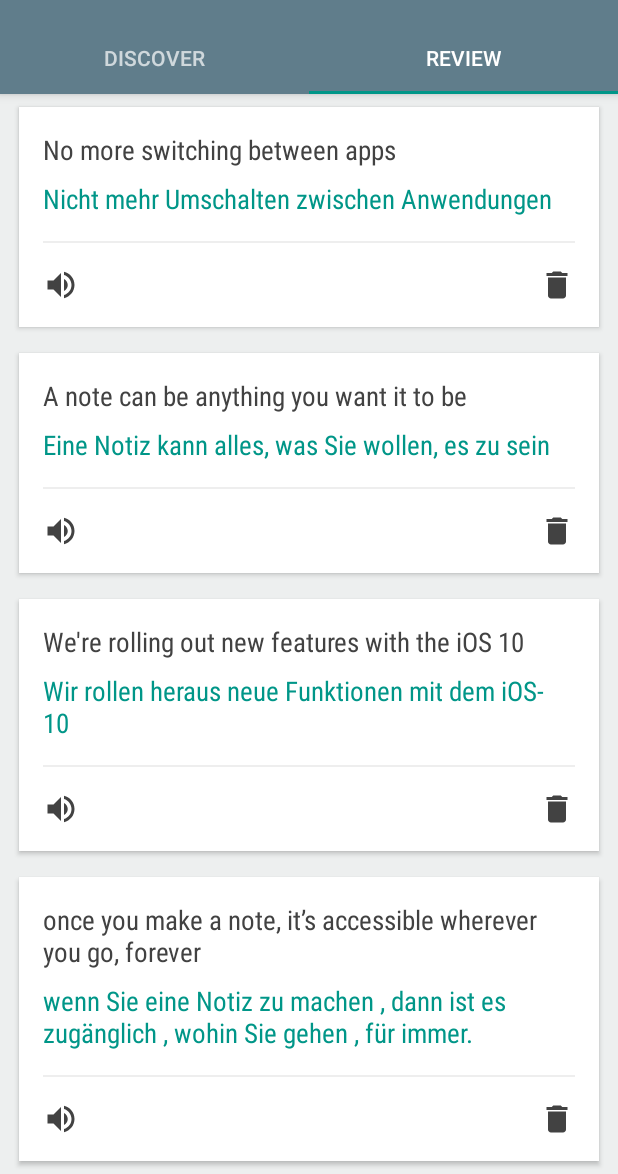
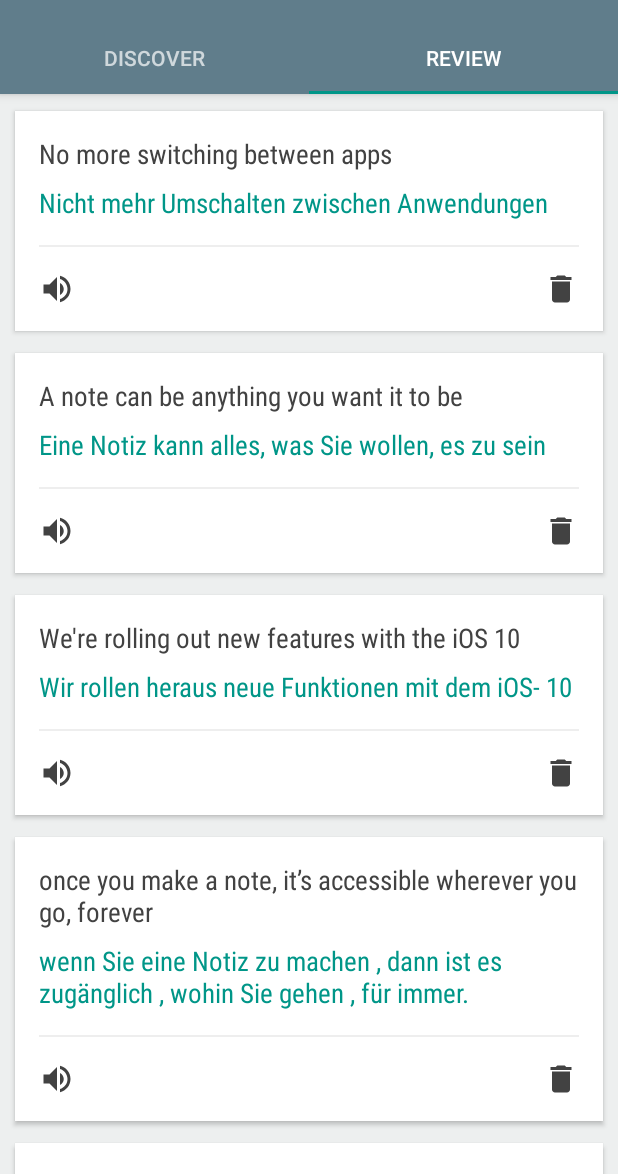
Before and after one commit to TheBoyMoe/translate-this-demo, an Android app: the screen it shows after launch (MainActivity), tab 2 chosen, on a phone screen of 412 x 824 dp, the part 62-1236 px from its top. Run offline under Robolectric (Android 15) with nearby library versions, the phone set to English and light mode, and no system bars; our stand-ins replace Timber; libraries missing offline, so code that uses them is left out: com.facebook.stetho; 2 statements that could not run were skipped.

Commit message:
udjust list item spacing. Check that presenter/model are not null on device rotation, prevent NPE. Retain ReviewFragment

```diff
--- a/app/src/main/java/com/example/translatethis/main/review/presenter/ReviewPresenter.java
+++ b/app/src/main/java/com/example/translatethis/main/review/presenter/ReviewPresenter.java
@@ -83,7 +83,11 @@ public class ReviewPresenter implements MainMVP.ProvidedPresenterOps, MainMVP.Re
 
     @Override
     public int getItemCount() {
-        return mModel.getItemCount();
+        // FIXME ?? check with original
+        if (mModel != null) { // NPE on device rotation
+            return mModel.getItemCount();
+        }
+        return 0;
     }
 
     @Override
@@ -120,9 +124,11 @@ public class ReviewPresenter implements MainMVP.ProvidedPresenterOps, MainMVP.Re
     @Override
     public void onDestroy(boolean isChangingConfiguration) {
         mView = null;
-        mModel.onDestroy(isChangingConfiguration); // forward to model
-        if (isChangingConfiguration) {
-            mModel = null;
+        if (mModel != null) { // NPE on device rotation otherwise
+            mModel.onDestroy(isChangingConfiguration); // forward to model
+            if (isChangingConfiguration) {
+                mModel = null;
+            }
         }
     }
 
--- a/app/src/main/java/com/example/translatethis/main/review/view/ReviewFragment.java
+++ b/app/src/main/java/com/example/translatethis/main/review/view/ReviewFragment.java
@@ -13,7 +13,6 @@ import android.view.ViewGroup;
 import android.widget.ProgressBar;
 
 import com.example.translatethis.R;
-import com.example.translatethis.custom.ItemSpacerDecoration;
 import com.example.translatethis.main.ContractFragment;
 import com.example.translatethis.main.StateMaintainer;
 import com.example.translatethis.main.review.MainMVP;
@@ -92,6 +91,7 @@ public class ReviewFragment extends ContractFragment<ReviewFragment.Contract>
     @Override
     public void onCreate(@Nullable Bundle savedInstanceState) {
         super.onCreate(savedInstanceState);
+        setRetainInstance(true);
         mStateMaintainer =
             new StateMaintainer(getActivity().getSupportFragmentManager(), ReviewFragment.class.getName());
     }
@@ -109,10 +109,10 @@ public class ReviewFragment extends ContractFragment<ReviewFragment.Contract>
         manager.setOrientation(LinearLayoutManager.VERTICAL);
         mAdapter = new ItemListAdapter();
         recyclerView.setLayoutManager(manager);
-        recyclerView.addItemDecoration(new ItemSpacerDecoration(
-                getResources().getDimensionPixelOffset(R.dimen.item_vertical_margin),
-                getResources().getDimensionPixelOffset(R.dimen.item_horizontal_margin)
-        ));
+//        recyclerView.addItemDecoration(new ItemSpacerDecoration(
+//                getResources().getDimensionPixelOffset(R.dimen.item_vertical_margin),
+//                getResources().getDimensionPixelOffset(R.dimen.item_horizontal_margin)
+//        ));
         recyclerView.setAdapter(mAdapter);
         recyclerView.setItemAnimator(new DefaultItemAnimator());
 
@@ -124,7 +124,9 @@ public class ReviewFragment extends ContractFragment<ReviewFragment.Contract>
     @Override
     public void onDestroy() {
         super.onDestroy();
-        mPresenter.onDestroy(getActivity().isChangingConfigurations());
+        if (mPresenter != null) { // NPE on device rotation otherwise
+            mPresenter.onDestroy(getActivity().isChangingConfigurations());
+        }
     }
 
     private void setupMVP() {
@@ -159,7 +161,11 @@ public class ReviewFragment extends ContractFragment<ReviewFragment.Contract>
 
         @Override
         public int getItemCount() {
-            return mPresenter.getItemCount();
+            // FIXME ?? compare to original
+            if (mPresenter != null) { // NPE on device rotation
+                return mPresenter.getItemCount();
+            }
+            return 0;
         }
     }
 
--- a/app/src/main/res/layout/item_layout.xml
+++ b/app/src/main/res/layout/item_layout.xml
@@ -6,6 +6,9 @@
     android:layout_width="match_parent"
     android:layout_height="wrap_content"
     app:cardUseCompatPadding="true"
+    android:layout_marginTop="@dimen/small"
+    android:layout_marginLeft="@dimen/small"
+    android:layout_marginRight="@dimen/small"
     android:elevation="@dimen/item_elevation"
     app:cardCornerRadius="@dimen/corner_radius"
     tools:ignore="UnusedAttribute">
```
